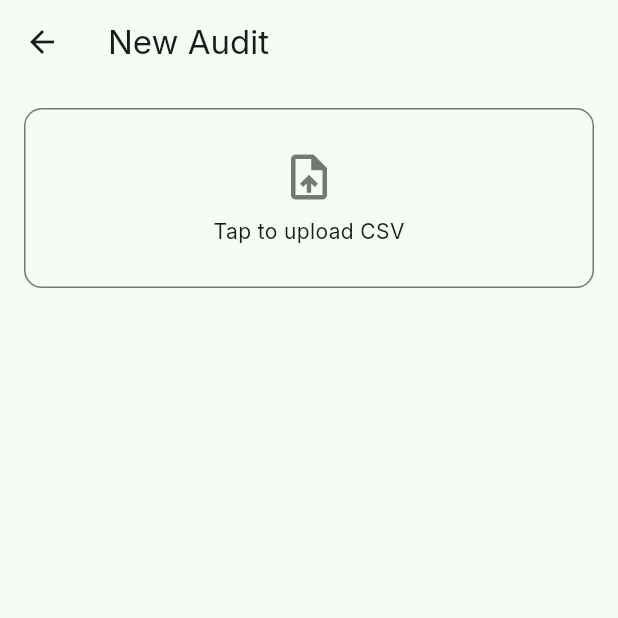
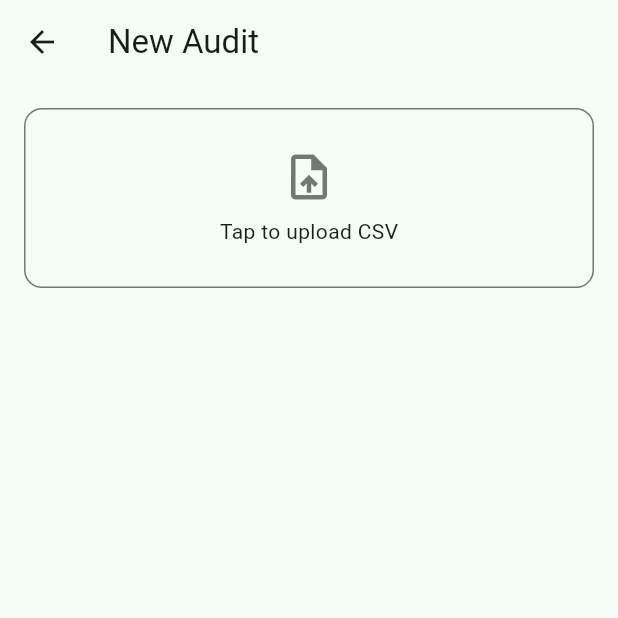
Before and after one commit to VJ70/Fairscan, a Flutter app: the screen it shows once a user with an empty profile is signed in, after a tap on "New Fairness Audit", on a phone screen of 412 x 824 dp, the top half of it. Run offline on Flutter 3.47's test engine with Material 3 defaults, Android fonts, the phone set to English and light mode, and no system bars; our stand-ins replace dio, file_picker, firebase_auth, firebase_core, google_fonts, google_sign_in; accounts and stored records are empty; network calls fail.

Commit message:
fix: remove inter font assets causing build failure

```diff
--- a/frontend/lib/main.dart
+++ b/frontend/lib/main.dart
@@ -29,7 +29,7 @@
             brightness: Brightness.light,
           ),
           useMaterial3: true,
-          fontFamily: 'Inter',
+
         ),
         darkTheme: ThemeData(
           colorScheme: ColorScheme.fromSeed(
@@ -37,7 +37,7 @@
             brightness: Brightness.dark,
           ),
           useMaterial3: true,
-          fontFamily: 'Inter',
+
         ),
         home: const AuthWrapper(),
       ),
```
Also changed, not shown: frontend/pubspec.yaml (+0 -8 lines).
